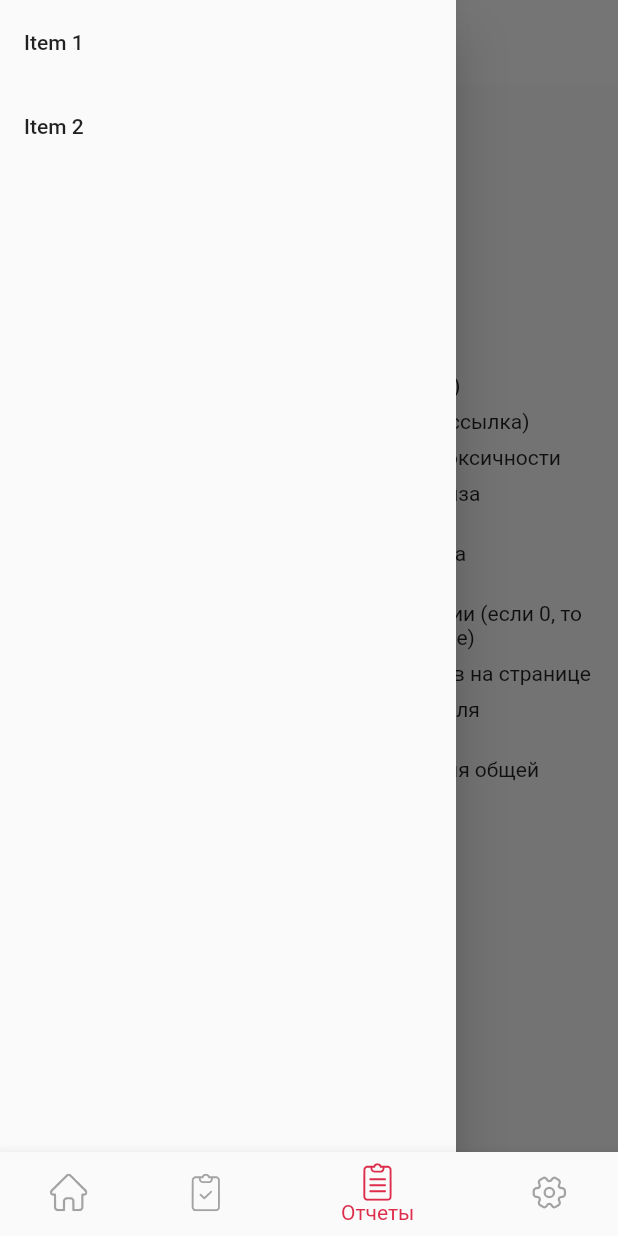
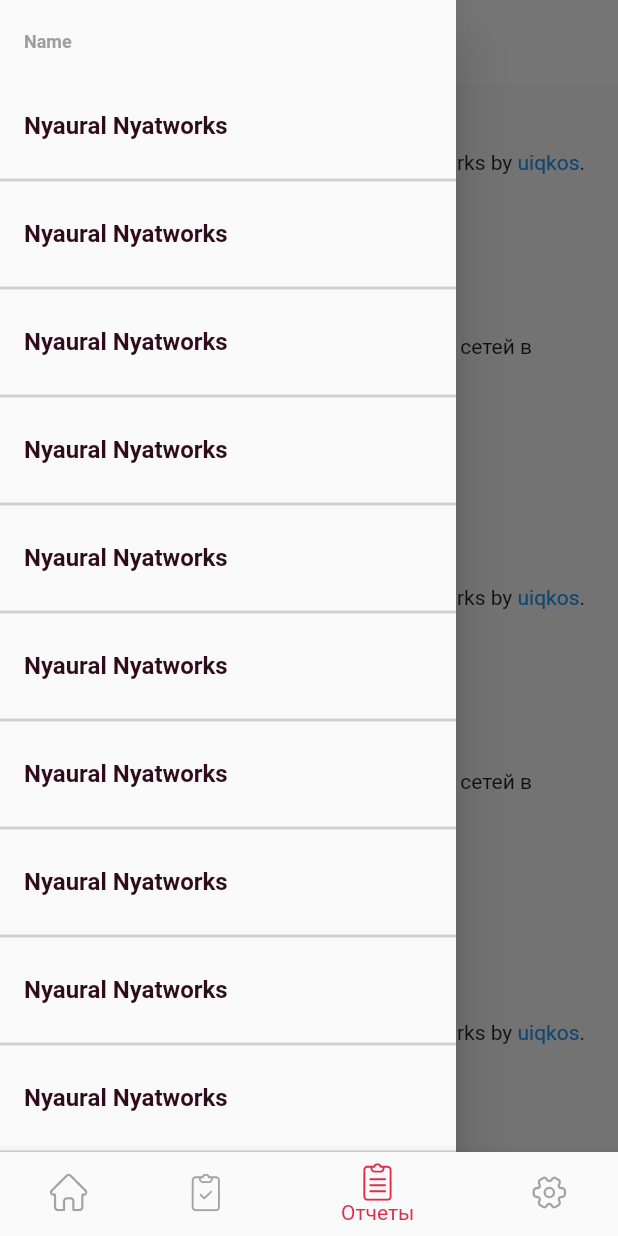
Before and after one commit to uiqkos/nya_mobile, a Flutter app: the screen it shows after launch, item 3 of the bottom bar chosen, with the side drawer open, on a phone screen of 412 x 824 dp. Run offline on Flutter 3.47's test engine with Material 2 defaults, Android fonts, the phone set to English and light mode, and no system bars; drawn by our look-alikes of flutter_markdown, scrollable_positioned_list; our stand-ins replace flutter_svg, shared_preferences; network calls fail.

Commit message:
Содержание сделано

```diff
--- a/lib/data/nya_api.dart
+++ b/lib/data/nya_api.dart
@@ -114,23 +114,45 @@ class NyaTag {
   }
 }
 
+class NyaChapter {
+  final String name;
+  final String text;
+
+  NyaChapter({
+    required this .name,
+    required this .text
+  });
+
+  static List<NyaChapter> fromText(String text) {
+    var chapters = text.split('\n# ');
+    chapters = chapters.sublist(1);
+    return List.generate(
+        chapters.length,
+        (index) {
+          var lines = chapters[index].split('\n');
+          return NyaChapter(name: lines.first, text: '\n# ' + chapters[index]);
+        }
+    );
+  }
+}
+
 
 class NyaReport {
   final String name;
   final String title;
-  final String text;
+  final List<NyaChapter> chapters;
   final List<NyaTag> tags;
 
   NyaReport({
     required this .name,
     required this .title,
-    required this .text,
+    required this .chapters,
     required this .tags,
   });
 
   static NyaReport fromJson(Map<String, dynamic> json) {
     return NyaReport(
-      text: json['text'],
+      chapters: NyaChapter.fromText(json['text']),
       name: json['name'],
       title: json['title'],
       tags: (json['tags'] as List)
--- a/lib/main.dart
+++ b/lib/main.dart
@@ -61,6 +61,11 @@ class _NyaApp extends StatelessWidget {
             fontWeight: FontWeight.w600,
             fontSize: 30,
             color: Color(0xff2e0c19),
+          ),
+          headline1: TextStyle(
+            fontWeight: FontWeight.w600,
+            fontSize: 12,
+            color: Colors.grey,
           ),
           headline6: TextStyle(
             fontWeight: FontWeight.bold,
--- a/lib/pages/nya_home_page.dart
+++ b/lib/pages/nya_home_page.dart
@@ -147,7 +147,9 @@ class _NyaHomePageState extends State<NyaHomePage> {
               },
             ),
             const SizedBox(height: 20),
-            SizedBox(
+            Padding(
+              padding: const EdgeInsets.all(8.0),
+              child: SizedBox(
                 width: double.infinity,
                 height: 50,
                 child: TextButton(
@@ -182,6 +184,7 @@ class _NyaHomePageState extends State<NyaHomePage> {
 
                   },
                 ),
+              ),
             )
 
           ],
--- a/lib/pages/nya_reports_page.dart
+++ b/lib/pages/nya_reports_page.dart
@@ -1,5 +1,8 @@
 import 'package:flutter/material.dart';
 import 'package:flutter_markdown/flutter_markdown.dart';
+import 'package:nya_mobile/data/nya_api.dart';
+import 'package:scrollable_positioned_list/scrollable_positioned_list.dart';
+import 'package:url_launcher/url_launcher.dart';
 
 class NyaReportsPage extends StatefulWidget {
   const NyaReportsPage({Key? key}) : super(key: key);
@@ -10,26 +13,34 @@ class NyaReportsPage extends StatefulWidget {
 
 class _NyaReportsPageState extends State<NyaReportsPage> {
   final GlobalKey<ScaffoldState> _scaffoldKey = GlobalKey<ScaffoldState>();
-  final String _string ="""
-  ## Api
-  ### Модели
+  late final List<NyaReport> data;
+  late NyaReport report;
+  final ItemScrollController itemScrollController = ItemScrollController();
 
-  `GET` /models/ - список моделей
-  #### Пример ответа
-  ### Анализ
-  `GET` /predict/
-  #### Параметры
-  - **input**: тип ввода (auto, vk, youtube, ...)
-  - **text**: что анализировать (текст или ссылка)
-  - **toxic**: local_name модели анализа токсичности
-  - **sentiment**: local_name модели анализа эмоциональности
-  - **sarcasm**: local_name модели анализа саркастичности
-  - **page**: номер страницы для пагинации (если 0, то все комментарии на одной странице)
-  - **per_page**: количество комментариев на странице
-  - **styled(временно)**: добавить стили для комментария
-  - **stats(временно)**: добавить стили для общей оценки
-  ### Пример ответа
-  """;
+  @override
+  void initState() {
+    super.initState();
+    var text = """# Nyaural Nyatworks
+
+Мобильный клиент к сервису Nyaural Nyatworks by [uiqkos](https://github.com/uiqkos).
+
+## Функционал
+* Анализ токсичности
+* Анализ эмоцианольной окраски
+* Информация о моделях и датасетах
+* Использование нескольких социальных сетей в качестве источника
+## Спринты
+* [3 спринт.pdf](https://drive.google.com/file/d/10YDX3f46g3BK9lTlMCMkKHoJJCBeaadI/view?usp=sharing)
+* [4 спринт.pdf](https://drive.google.com/file/d/10b4MF-Pj8Ggp6u_qfvfsQmLcR8NOP7pH/view?usp=sharing)
+* [5 спринт.pdf](https://drive.google.com/file/d/10pgA78zsIYeJ5mIzX_PGUplpHo_6xqvp/view?usp=sharing)
+""" * 10;
+    //data = await NyaApi(NyaPrefs.instance.getString('api_url')!).reports();
+    data = [
+      NyaReport.fromJson({'name': "Name", 'title': "Title", 'text': "1\n" + text, 'tags': [{'name': 'name', 'grad': 12}]}),
+      NyaReport.fromJson({'name': "Name", 'title': "Title", 'text': "1\n" + text, 'tags': [{'name': 'name', 'grad': 12}]}),
+      ];
+    report = data.first;
+  }
 
   @override
   Widget build(BuildContext context) {
@@ -48,27 +59,76 @@ class _NyaReportsPageState extends State<NyaReportsPage> {
         ),
       ),
       drawer: Drawer(
-        child: ListView(
-          padding: EdgeInsets.zero,
+        child: ListView.builder(
+          scrollDirection: Axis.vertical,
+          shrinkWrap: true,
+          itemCount: data.length,
+          itemBuilder: (context, index) {
+            var chapters = data[index].chapters;
+            return Column(
               children: [
                 ListTile(
-              title: const Text('Item 1'),
+                  title: Text(
+                    data[index].name,
+                    style: Theme.of(context).textTheme.headline1,
+                    textAlign: TextAlign.left,
+                  )
+                ),
+                Column(
+                  children: List.generate(
+                    chapters.length,
+                    (i) {
+                      return Column(
+                        children: [
+                          ListTile(
+                            title: Text(
+                              chapters[i].name,
+                              style: Theme.of(context).textTheme.headline6,
+                            ),
                             onTap: () {
-                Navigator.pop(context);
+                              setState(() {
+                                report = data[index];
+                                itemScrollController.scrollTo(
+                                  index: i,
+                                  duration: const Duration(milliseconds: 500),
+                                );
+                                Navigator.of(context).pop();
+                              });
                             },
                           ),
-            ListTile(
-              title: const Text('Item 2'),
-              onTap: () {
-                Navigator.pop(context);
-              },
+                          const Divider(
+                            color: Color(0x2E0C1914),
+                            thickness: 2,
                           ),
                         ],
+                      );
+                    }
+                  ),
+                )
+              ]
+            );
+          }
+        )
+      ),
+      body: Padding(
+        padding: const EdgeInsets.all(8.0),
+        child: ScrollablePositionedList.builder(
+          itemCount: report.chapters.length,
+          itemBuilder: (context, index) {
+            return MarkdownBody(
+              data: report.chapters[index].text,
+              onTapLink: (text, url, title) {
+                _launchURL(url!);
+              },
+            );
+          },
+          itemScrollController: itemScrollController
         ),
       ),
-      body: Markdown(
-        data: _string,
-      )
     );
   }
+
+  void _launchURL(String url) async {
+    if (!await launch(url)) throw 'Could not launch $url';
   }
+}
--- a/pubspec.yaml
+++ b/pubspec.yaml
@@ -24,6 +24,8 @@ dependencies:
   flutter_svg: ^1.0.3
 
   flutter_markdown: ^0.6.9+1
+  url_launcher: ^6.0.20
+  scrollable_positioned_list: ^0.2.3
 
 dev_dependencies:
   json_serializable: ^6.1.5
```
Also changed, not shown: pubspec.lock. Lines whose indentation alone changed are shown as unchanged.
